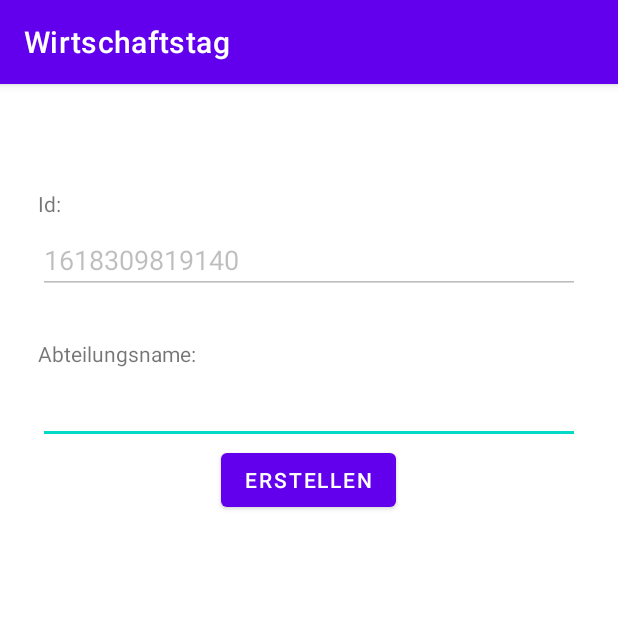
After one commit to ederflo/Wirtschaftstag, an Android app: the fragment DepartmentCreateFragment shown on its own in the app's theme, on a phone screen of 412 x 824 dp, the top half of it. The commit adds this screen. Run offline under Robolectric (Android 15) with nearby library versions, the phone set to English and light mode, and no system bars.

Commit message:
Department finished

```diff
--- a/WTMobileApp/app/src/main/java/at/eder/wirtschaftstagmobileapp/APIClient.kt
+++ b/WTMobileApp/app/src/main/java/at/eder/wirtschaftstagmobileapp/APIClient.kt
@@ -6,7 +6,7 @@ import retrofit2.converter.gson.GsonConverterFactory
 
 object APIClient {
     var protocol = "http"
-    var ip = "172.16.245.1"
+    var ip = "172.19.144.1"
     var port = "8080"
 
     private val retrofit get() = Retrofit.Builder()
--- a/WTMobileApp/app/src/main/java/at/eder/wirtschaftstagmobileapp/MainActivity.kt
+++ b/WTMobileApp/app/src/main/java/at/eder/wirtschaftstagmobileapp/MainActivity.kt
@@ -36,7 +36,7 @@ class MainActivity : AppCompatActivity() {
 
     override fun onCreateOptionsMenu(menu: Menu): Boolean {
         // Inflate the menu; this adds items to the action bar if it is present.
-        menuInflater.inflate(R.menu.main, menu)
+        //menuInflater.inflate(R.menu.main, menu)
         return true
     }
 
--- /dev/null
+++ b/WTMobileApp/app/src/main/java/at/eder/wirtschaftstagmobileapp/ui/department/DepartmentCreateFragment.kt
@@ -0,0 +1,55 @@
+package at.eder.wirtschaftstagmobileapp.ui.department
+
+import android.os.Bundle
+import android.view.LayoutInflater
+import android.view.View
+import android.view.ViewGroup
+import android.widget.Button
+import android.widget.EditText
+import android.widget.ScrollView
+import androidx.fragment.app.Fragment
+import androidx.navigation.fragment.findNavController
+import at.eder.wirtschaftstagmobileapp.R
+import at.eder.wirtschaftstagmobileapp.controllers.DepartmentController
+import at.eder.wirtschaftstagmobileapp.models.Department
+import kotlinx.coroutines.GlobalScope
+import kotlinx.coroutines.launch
+
+class DepartmentCreateFragment : Fragment() {
+    override fun onCreateView(
+            inflater: LayoutInflater,
+            container: ViewGroup?,
+            savedInstanceState: Bundle?
+    ): View? {
+        return inflater.inflate(R.layout.fragment_department_create, container, false)
+    }
+
+    override fun onViewCreated(mainV: View, savedInstanceState: Bundle?) {
+        super.onViewCreated(mainV, savedInstanceState)
+
+        var scrollView = view?.findViewById<ScrollView>(R.id.scrollViewDepartmentCreate)
+        scrollView?.findViewById<EditText>(R.id.plainTextCreateDepartmentId)?.setText(System.currentTimeMillis().toString())
+        mainV?.findViewById<Button>(R.id.btnCreateDepartment)?.setOnClickListener {
+            createDepartment(mainV);
+        }
+    }
+
+    private fun createDepartment(view: View?) {
+        var scrollView = view?.findViewById<ScrollView>(R.id.scrollViewDepartmentCreate)
+        var id = scrollView?.findViewById<EditText>(R.id.plainTextCreateDepartmentId)?.text.toString().toLong()
+        var label = scrollView?.findViewById<EditText>(R.id.plainTextCreateDepartmentLabel)?.text.toString()
+        GlobalScope.launch {
+            DepartmentController().save(Department(id, label),
+                    {
+                        findNavController().navigate(R.id.action_nav_department_create_to_nav_department)
+                    },
+                    { _, t ->
+                        errorMessage(view, t)
+                    })
+        }
+    }
+
+    private fun errorMessage(view: View?, t: Throwable) {
+        println(t.message)
+    }
+}
--- a/WTMobileApp/app/src/main/java/at/eder/wirtschaftstagmobileapp/ui/loginFragment/LoginFragment.kt
+++ b/WTMobileApp/app/src/main/java/at/eder/wirtschaftstagmobileapp/ui/loginFragment/LoginFragment.kt
@@ -32,7 +32,7 @@ class LoginFragment : Fragment() {
         }
     }
 
-    fun connectToAPI(view: View) {
+    private fun connectToAPI(view: View) {
         APIClient.protocol = view.findViewById<EditText>(R.id.txbAPIProtocol).text.toString()
         APIClient.ip = view.findViewById<EditText>(R.id.txbAPIIP).text.toString()
         APIClient.port = view.findViewById<EditText>(R.id.txbAPIPort).text.toString()
--- /dev/null
+++ b/WTMobileApp/app/src/main/java/at/eder/wirtschaftstagmobileapp/ui/user/UserCreateFragment.kt
@@ -0,0 +1,4 @@
+package at.eder.wirtschaftstagmobileapp.ui.user
+
+class UserCreateFragment {
+}
--- a/WTMobileApp/app/src/main/res/layout/fragment_department_create.xml
+++ b/WTMobileApp/app/src/main/res/layout/fragment_department_create.xml
@@ -1,6 +1,73 @@
 <?xml version="1.0" encoding="utf-8"?>
 <androidx.constraintlayout.widget.ConstraintLayout
     xmlns:android="http://schemas.android.com/apk/res/android" android:layout_width="match_parent"
-    android:layout_height="match_parent">
+    android:layout_height="match_parent"
+    xmlns:app="http://schemas.android.com/apk/res-auto">
 
+    <ScrollView
+        android:id="@+id/scrollViewDepartmentCreate"
+        android:layout_width="match_parent"
+        android:layout_height="match_parent"
+        android:layout_marginTop="60dp"
+        app:layout_constraintBottom_toBottomOf="parent"
+        app:layout_constraintEnd_toEndOf="parent"
+        app:layout_constraintStart_toStartOf="parent"
+        app:layout_constraintTop_toTopOf="parent">
+
+        <LinearLayout
+            android:layout_width="match_parent"
+            android:layout_height="wrap_content"
+            android:orientation="vertical">
+
+            <TextView
+                android:id="@+id/txtViewCreateDepartmentId"
+                android:layout_width="match_parent"
+                android:layout_height="wrap_content"
+                android:layout_marginStart="25dp"
+                android:layout_marginTop="10dp"
+                android:layout_marginEnd="25dp"
+                android:text="Id:" />
+
+            <EditText
+                android:id="@+id/plainTextCreateDepartmentId"
+                android:layout_width="match_parent"
+                android:layout_height="wrap_content"
+                android:layout_marginStart="25dp"
+                android:layout_marginTop="5dp"
+                android:layout_marginEnd="25dp"
+                android:ems="10"
+                android:enabled="false"
+                android:inputType="none"
+                android:text="" />
+
+            <TextView
+                android:id="@+id/txtViewCreateDepartmentLabel"
+                android:layout_width="match_parent"
+                android:layout_height="wrap_content"
+                android:layout_marginStart="25dp"
+                android:layout_marginTop="30dp"
+                android:layout_marginEnd="25dp"
+                android:text="Abteilungsname:" />
+
+            <EditText
+                android:id="@+id/plainTextCreateDepartmentLabel"
+                android:layout_width="match_parent"
+                android:layout_height="wrap_content"
+                android:layout_marginStart="25dp"
+                android:layout_marginTop="5dp"
+                android:layout_marginEnd="25dp"
+                android:ems="10"
+                android:inputType="textPersonName"
+                android:text="" />
+
+            <Button
+                android:id="@+id/btnCreateDepartment"
+                android:layout_width="wrap_content"
+                android:layout_height="wrap_content"
+                android:layout_gravity="center_horizontal|center_vertical"
+                android:onClick="createDepartment"
+                android:text="Erstellen"
+                android:textAlignment="center" />
+        </LinearLayout>
+    </ScrollView>
 </androidx.constraintlayout.widget.ConstraintLayout>
```
Also changed, not shown: WTMobileApp/app/src/main/java/at/eder/wirtschaftstagmobileapp/ui/department/DepartmentFragment.kt (+47 -31 lines), WTMobileApp/app/src/main/res/layout/fragment_department.xml (+8 -0 lines), WTMobileApp/app/src/main/res/navigation/mobile_navigation.xml (+13 -1 lines).
